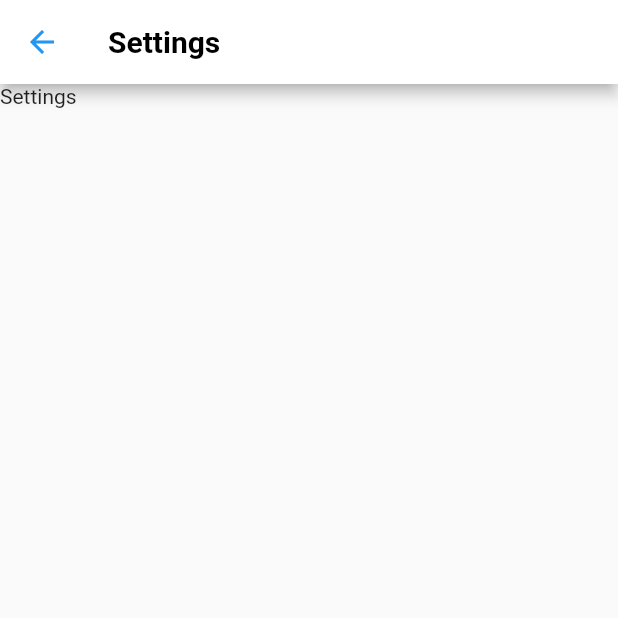
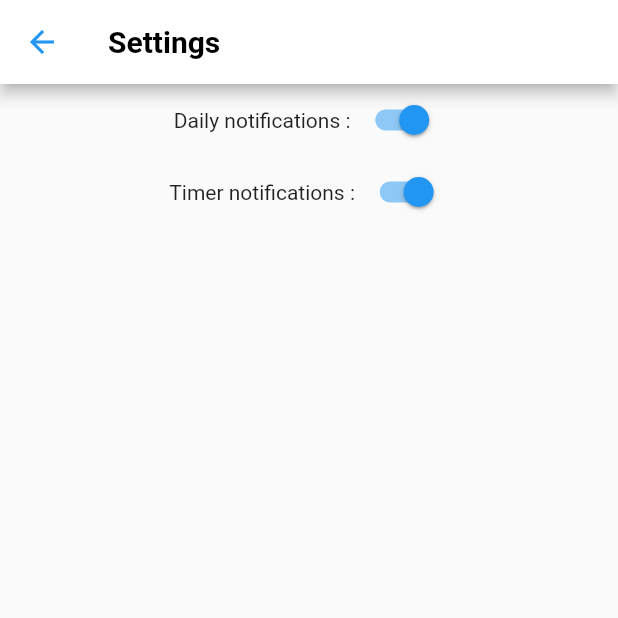
Before and after one commit to AntoinePannecoucke/UltimateSpaceXApp, a Flutter app: the screen it shows after launch, after a tap on the "settings" icon, on a phone screen of 412 x 824 dp, the top half of it. Run offline on Flutter 3.47's test engine with Material 2 defaults, Android fonts, the phone set to English and light mode, and no system bars; our stand-ins replace dio, flutter_local_notifications, get_it, google_maps_flutter, injectable and 3 more; missing offline and left inert: dart:ffi; network calls fail.

Commit message:
settings

```diff
--- a/lib/manager/notification_manager.dart
+++ b/lib/manager/notification_manager.dart
@@ -1,3 +1,4 @@
+import 'package:shared_preferences/shared_preferences.dart';
 import 'package:timezone/data/latest_all.dart' as tz;
 import 'package:timezone/timezone.dart' as tz;
 
@@ -20,15 +21,20 @@ class NotificationManager {
     final InitializationSettings initializationSettings = InitializationSettings(android: initializationSettingsAndroid,iOS: initializationSettingsIOS);
     await _flutterLocalNotificationsPlugin.initialize(initializationSettings, onSelectNotification: _selectNotification);
 
+    SharedPreferences prefs = await SharedPreferences.getInstance();
+    if (prefs.getBool("dailyNotificationEnable") ?? true) {
       const AndroidNotificationDetails androidPlatformChannelSpecifics =
       AndroidNotificationDetails(
-        'RepeatingElonMuskId', 'ultimateSpaceXAppNotificationRepeatingChannel',
+          'RepeatingElonMuskId',
+          'ultimateSpaceXAppNotificationRepeatingChannel',
           channelDescription: 'Notification channel for Ultimate SpaceX App every day notifications');
       const NotificationDetails platformChannelSpecifics =
       NotificationDetails(android: androidPlatformChannelSpecifics);
-    await _flutterLocalNotificationsPlugin.periodicallyShow(1, 'Elon want\'s you !',
+      await _flutterLocalNotificationsPlugin.periodicallyShow(
+          1, 'Elon want\'s you !',
           'Check it out !', RepeatInterval.daily, platformChannelSpecifics,
           androidAllowWhileIdle: true);
+    }
 
   }
 
--- a/lib/view/settings.dart
+++ b/lib/view/settings.dart
@@ -39,9 +39,46 @@ class _SettingsPage extends State<SettingsPage>{
           backgroundColor: Colors.white,
           foregroundColor: Colors.blue,
         ),
-        body: Container(
-        child: const Text("Settings"),
-    )
+        body: FutureBuilder(
+        future: viewmodel.init(),
+          builder: (context, snapshot) {
+            if (snapshot.hasData) {
+              return Container(
+                  child: Column(
+                    children: [
+                      Row(
+                        mainAxisAlignment: MainAxisAlignment.center,
+                        children: [
+                          const Text("Daily notifications : "),
+                          Switch(value: viewmodel.dailyNotificationEnable,
+                              onChanged: (newValue) {
+                            viewmodel.toggleDaily();
+                                setState(() {
+
+                                });
+                              })
+                        ],
+                      ),
+                      Row(
+                        mainAxisAlignment: MainAxisAlignment.center,
+                        children: [
+                          const Text("Timer notifications : "),
+                          Switch(value: viewmodel.timerNotificationEnable,
+                              onChanged: (newValue) {
+                                viewmodel.toggleTimer();
+                                setState(() {
+
+                                });
+                              })
+                        ],
+                      )
+                    ],
+                  )
+              );
+            } else {
+              return const Center(child: CircularProgressIndicator(),);
+            }
+          })
     );
   }
 
--- a/lib/viewmodel/settings_viewmodel.dart
+++ b/lib/viewmodel/settings_viewmodel.dart
@@ -4,9 +4,29 @@ import 'package:shared_preferences/shared_preferences.dart';
 
 @injectable
 class SettingsViewModel {
+  late bool dailyNotificationEnable;
+  late bool timerNotificationEnable;
+  late SharedPreferences prefs;
   // Obtain shared preferences.
-  init() async {
+  Future<bool> init() async {
     // Obtain shared preferences.
-    final prefs = await SharedPreferences.getInstance();
+    prefs = await SharedPreferences.getInstance();
+    dailyNotificationEnable = prefs.getBool("dailyNotificationEnable") ?? true;
+    timerNotificationEnable = prefs.getBool("timerNotificationEnable") ?? true;
+
+    await prefs.setBool("dailyNotificationEnable", dailyNotificationEnable);
+    await prefs.setBool("timerNotificationEnable", timerNotificationEnable);
+
+    return true;
+  }
+
+  toggleDaily() async {
+    dailyNotificationEnable = !dailyNotificationEnable;
+    await prefs.setBool("dailyNotificationEnable", dailyNotificationEnable);
+  }
+
+  toggleTimer() async {
+    timerNotificationEnable = !timerNotificationEnable;
+    await prefs.setBool("timerNotificationEnable", timerNotificationEnable);
   }
 }
--- a/pubspec.yaml
+++ b/pubspec.yaml
@@ -51,7 +51,7 @@ dependencies:
   provider: ^6.0.2
   google_maps_flutter: ^2.1.2
   flutter_local_notifications: ^9.4.0
-  shared_preferences: ^0.5.5
+  shared_preferences: ^2.0.13
 
 dev_dependencies:
   flutter_test:
```
Also changed, not shown: pubspec.lock, 1 other file. Lines whose indentation alone changed are shown as unchanged.
